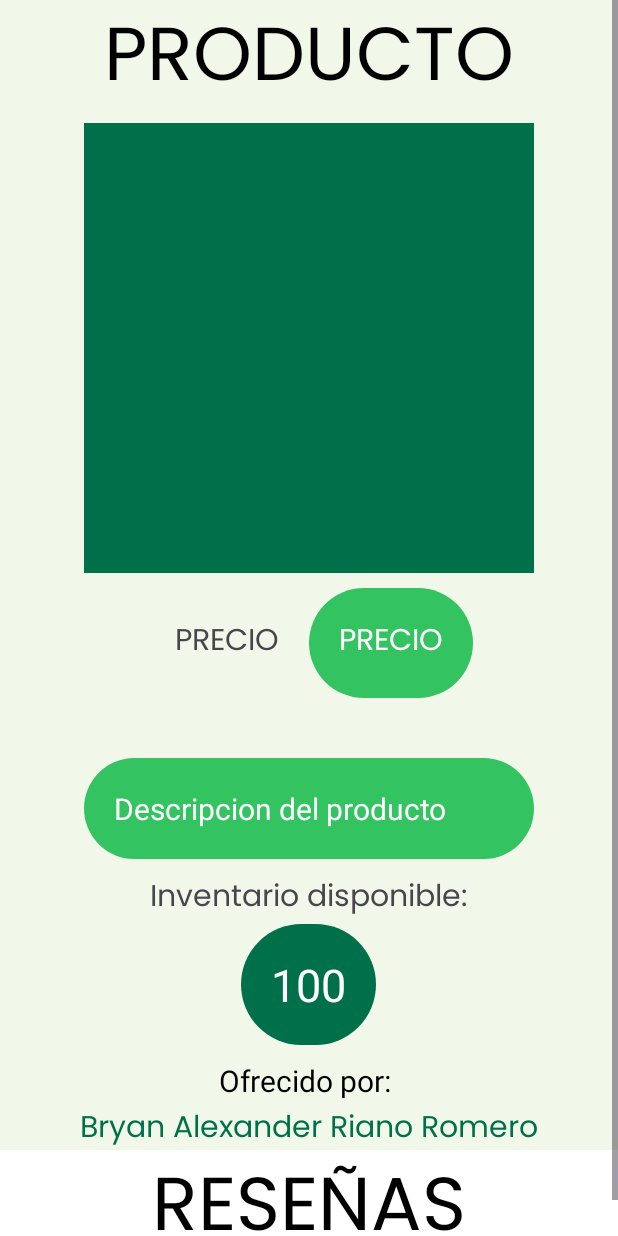
After one commit to sgomezfajardo/Life2Food, an Android app: the layout activity_product_details.xml on its own in the app's theme, with its tools: preview values and no code run, on a phone screen of 412 x 824 dp. The commit adds this screen. Run offline under Robolectric (Android 15) with nearby library versions, the phone set to English and light mode, and no system bars.

Commit message:
Add ProductDetails

```diff
--- a/app/src/main/java/com/example/life2food/ConfirmActivity.java
+++ b/app/src/main/java/com/example/life2food/ConfirmActivity.java
@@ -33,7 +33,7 @@ public class ConfirmActivity extends AppCompatActivity {
         confirmButton.setOnClickListener(v -> {
             String enteredToken = tokenEditText.getText().toString().trim();
 
-            if (enteredToken.equals(expectedToken)) {
+            /*if (enteredToken.equals(expectedToken)) {
                 // Crear cuenta en Firebase
                 mAuth.createUserWithEmailAndPassword(email, password)
                         .addOnCompleteListener(ConfirmActivity.this, task -> {
@@ -57,7 +57,7 @@ public class ConfirmActivity extends AppCompatActivity {
                         });
             } else {
                 Toast.makeText(ConfirmActivity.this, "Invalid token", Toast.LENGTH_SHORT).show();
-            }
+            }*/
         });
     }
 }
--- a/app/src/main/java/com/example/life2food/SupermarketActivity.java
+++ b/app/src/main/java/com/example/life2food/SupermarketActivity.java
@@ -339,4 +339,9 @@ public class SupermarketActivity extends AppCompatActivity implements ProductAda
             startActivity(new Intent(this, EcommerceActivity.class));
         });
     }
+
+    @Override
+    public void onCardClick(Product product) {
+
+    }
 }
--- /dev/null
+++ b/app/src/main/res/layout/activity_product_details.xml
@@ -0,0 +1,139 @@
+<?xml version="1.0" encoding="utf-8"?>
+<androidx.constraintlayout.widget.ConstraintLayout xmlns:android="http://schemas.android.com/apk/res/android"
+    xmlns:app="http://schemas.android.com/apk/res-auto"
+    xmlns:tools="http://schemas.android.com/tools"
+    android:id="@+id/main"
+    android:layout_width="match_parent"
+    android:layout_height="match_parent"
+    android:background="@color/Background"
+    tools:context=".ProductDetails">
+
+
+    <ScrollView
+        android:layout_width="match_parent"
+        android:layout_height="match_parent">
+
+        <LinearLayout
+            android:layout_width="match_parent"
+            android:layout_height="wrap_content"
+            android:orientation="vertical">
+
+            <TextView
+                android:id="@+id/productName"
+                android:layout_width="wrap_content"
+                android:layout_height="wrap_content"
+                android:layout_gravity="center_horizontal"
+                android:fontFamily="@font/poppins"
+                android:text="PRODUCTO"
+                android:textColor="@color/black"
+                android:textSize="50dp" />
+
+            <ImageView
+                android:id="@+id/productImage"
+                android:layout_width="300dp"
+                android:layout_height="300dp"
+                android:layout_gravity="center_horizontal"
+                android:background="@color/black"
+                android:backgroundTint="@color/Life2Food_color"
+                android:padding="10dp" />
+
+            <LinearLayout
+                android:layout_width="wrap_content"
+                android:layout_height="wrap_content"
+                android:layout_gravity="center_horizontal"
+                android:layout_marginTop="10dp"
+                android:orientation="horizontal">
+
+                <TextView
+                    android:layout_width="wrap_content"
+                    android:layout_height="wrap_content"
+                    android:layout_gravity="center_horizontal"
+                    android:fontFamily="@font/poppins"
+                    android:padding="20dp"
+                    android:text="PRECIO"
+                    android:textSize="20dp" />
+
+                <TextView
+                    android:id="@+id/productPrice"
+                    android:layout_width="wrap_content"
+                    android:layout_height="wrap_content"
+                    android:layout_gravity="center_horizontal"
+                    android:layout_marginTop="20dp"
+                    android:background="@drawable/rounded_background"
+                    android:fontFamily="@font/poppins"
+                    android:padding="20dp"
+                    android:text="PRECIO"
+                    android:textColor="@color/white"
+                    android:textSize="20dp" />
+
+
+            </LinearLayout>
+
+
+            <TextView
+                android:id="@+id/productDescription"
+                android:layout_width="300dp"
+                android:layout_height="wrap_content"
+                android:layout_gravity="center_horizontal"
+                android:layout_marginTop="20dp"
+                android:background="@drawable/rounded_background"
+                android:padding="20dp"
+                android:text="Descripcion del producto"
+                android:textColor="@color/white"
+                android:textSize="20dp" />
+
+            <TextView
+                android:id="@+id/productQuantity"
+                android:layout_width="wrap_content"
+                android:layout_height="wrap_content"
+                android:layout_gravity="center_horizontal"
+                android:layout_marginTop="10dp"
+                android:fontFamily="@font/poppins"
+                android:text="Inventario disponible:"
+                android:textSize="20dp" />
+
+            <TextView
+                android:id="@+id/productQuantityValue"
+                android:layout_width="wrap_content"
+                android:layout_height="wrap_content"
+                android:layout_gravity="center_horizontal"
+                android:background="@drawable/rounded_background"
+                android:backgroundTint="@color/Life2Food_color"
+                android:padding="20dp"
+                android:text="100"
+                android:textColor="@color/white"
+                android:textSize="30dp" />
+
+            <TextView
+                android:layout_width="120dp"
+                android:layout_height="30dp"
+                android:layout_gravity="center_horizontal"
+                android:layout_marginTop="10dp"
+                android:text="Ofrecido por: "
+                android:textColor="@color/black"
+                android:textSize="20dp" />
+
+            <TextView
+                android:id="@+id/productCreator"
+                android:layout_width="wrap_content"
+                android:layout_height="30dp"
+                android:layout_gravity="center_horizontal"
+                android:fontFamily="@font/poppins"
+                android:text="Bryan Alexander Riano Romero"
+                android:textColor="@color/Life2Food_color"
+                android:textSize="20dp" />
+
+            <TextView
+                android:layout_width="match_parent"
+                android:layout_height="match_parent"
+                android:fontFamily="@font/poppins"
+                android:text="RESEÑAS"
+                android:textColor="@color/black"
+                android:textSize="50dp"
+                android:gravity="center_horizontal"
+                android:background="@color/white"/>
+
+        </LinearLayout>
+    </ScrollView>
+
+</androidx.constraintlayout.widget.ConstraintLayout>
```
Also changed, not shown: app/src/main/AndroidManifest.xml (+7 -3 lines), app/src/main/java/com/example/life2food/EcommerceActivity.java (+24 -27 lines), app/src/main/java/com/example/life2food/Product.java (+55 -7 lines), app/src/main/java/com/example/life2food/ProductAdapter.java (+15 -3 lines), app/src/main/java/com/example/life2food/ProductDetails.java (added, +48 -0 lines), app/src/main/java/com/example/life2food/RegisterActivity.java (+3 -4 lines).
